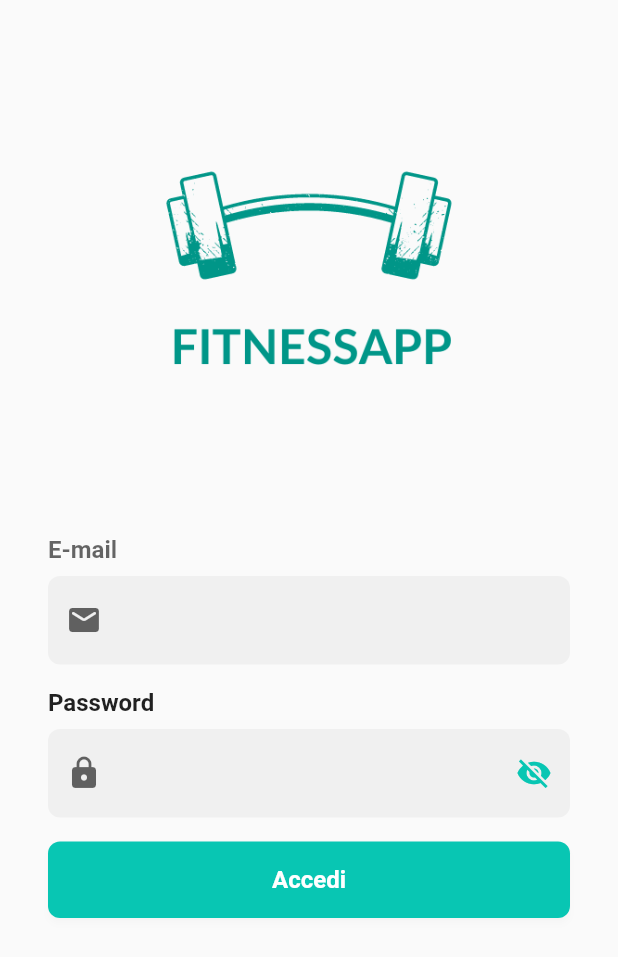
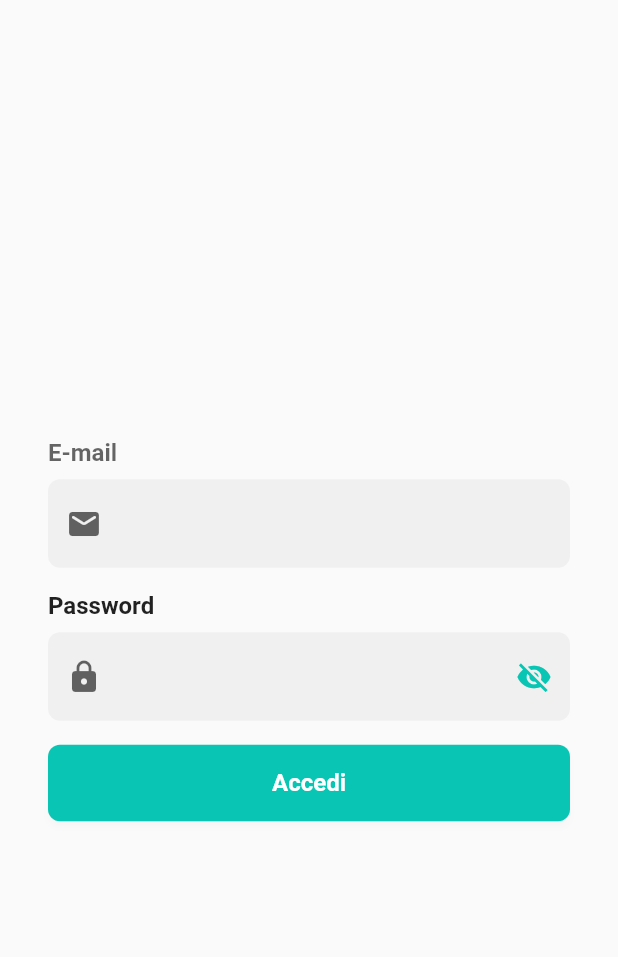
Before and after one commit to rberto4/Tesi-FitnessApp-flutter, a Flutter app: the screen it shows after launch, on a phone screen of 412 x 824 dp. Shown: the top 957 px of the screen. Run offline on Flutter 3.47's test engine with Material 3 defaults, Android fonts, the phone set to English and light mode, and no system bars; our stand-ins replace cloud_firestore, easy_date_timeline, firebase_auth, firebase_core, google_fonts, google_nav_bar and 1 more; missing offline and left inert: dart:js_interop; accounts and stored records are empty.

Commit message:
Revert "modifica schermata login"
This reverts commit 2d747295e8eef47ff21453f14da9a686269272c3.

```diff
--- a/fitnessapp_alpha/lib/autenticazione/login.dart
+++ b/fitnessapp_alpha/lib/autenticazione/login.dart
@@ -6,6 +6,7 @@ import 'package:app_fitness_test_2/services/database_service.dart';
 import 'package:cloud_firestore/cloud_firestore.dart';
 import 'package:flutter/material.dart';
 import 'package:app_fitness_test_2/Cliente/HomeCliente.dart';
+import 'registrazione.dart';
 
 class LoginPage extends StatefulWidget {
   const LoginPage({super.key});
@@ -34,12 +35,6 @@ class _LoginPageState extends State<LoginPage> {
                 child: Column(
                   mainAxisAlignment: MainAxisAlignment.center,
                   children: [
-                    Image.asset(
-                      'lib/Immagini/LogoChiaro.png',
-                      height: MediaQuery.of(context).size.height * (3 / 8),
-                      alignment: Alignment.topCenter,
-                    ),
-                    //SizedBox(height: MediaQuery.of(context).size.height * (1 / 8)),
                     SizedBox(
                       width: double.infinity,
                       child: Padding(
@@ -224,7 +219,6 @@ class _LoginPageState extends State<LoginPage> {
                             ),
                           )),
                     ),
-                    SizedBox(height: MediaQuery.of(context).size.height * (2 / 8)),
                   ],
                 ),
               ),
--- a/fitnessapp_alpha/pubspec.yaml
+++ b/fitnessapp_alpha/pubspec.yaml
@@ -66,9 +66,8 @@ flutter:
   uses-material-design: true
 
   # To add assets to your application, add an assets section, like this:
-  assets:
-    - lib/Immagini/LogoChiaro.png
-    - lib/Immagini/LogoScuro.png
+  # assets:
+  #   - images/a_dot_burr.jpeg
   #   - images/a_dot_ham.jpeg
 
   # An image asset can refer to one or more resolution-specific "variants", see
```
Also changed, not shown: fitnessapp_alpha/lib/Immagini/LogoChiaro.png (deleted), fitnessapp_alpha/lib/Immagini/LogoScuro.png (deleted), 26 other files.
